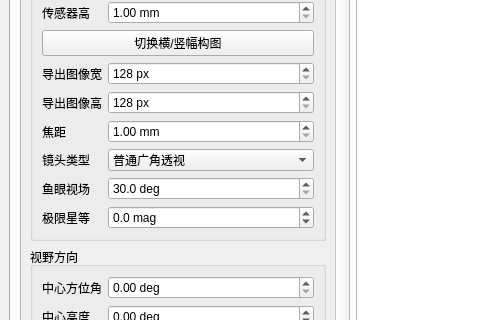
First picture: the form in meteoalign/ui/main_window.ui, repository HG731GZ/HGMeteoTool, before the edit; both pictures show x 0 to 480 and y 320 to 640 of the 1280 by 820 pixel window.
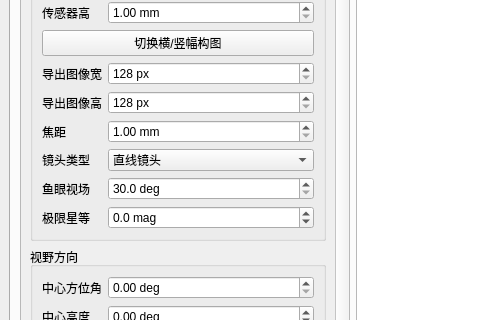
Second picture: the form after the edit.

Patch:
```diff
--- a/meteoalign/ui/main_window.ui
+++ b/meteoalign/ui/main_window.ui
@@ -297,7 +297,7 @@
             <widget class="QComboBox" name="comboBoxLensModel">
              <item>
               <property name="text">
-               <string>普通广角透视</string>
+               <string>直线镜头</string>
               </property>
              </item>
              <item>
```
Left out of the diff: 25 changed lines with no effect on the pictures.
